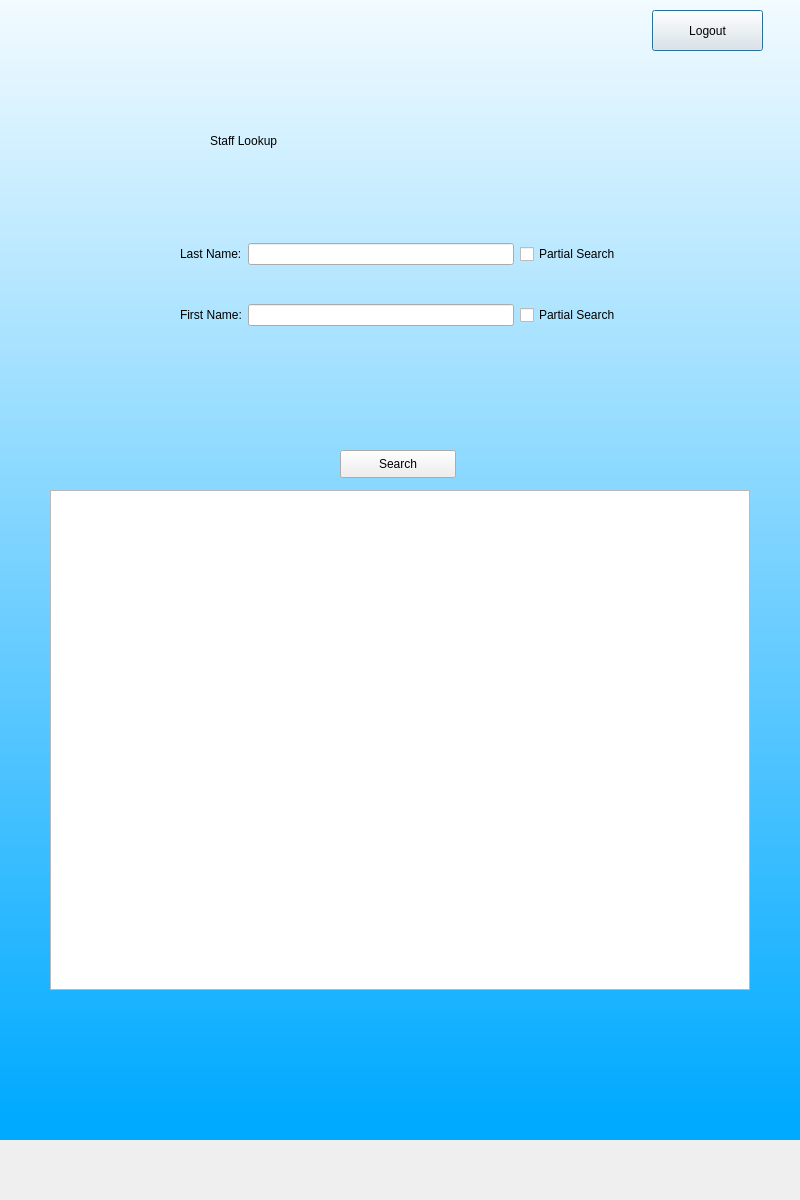
This is stafflookup.ui in AlexHarbaugh1/CS499 as Qt 5 draws it before an edit. The edited form follows.
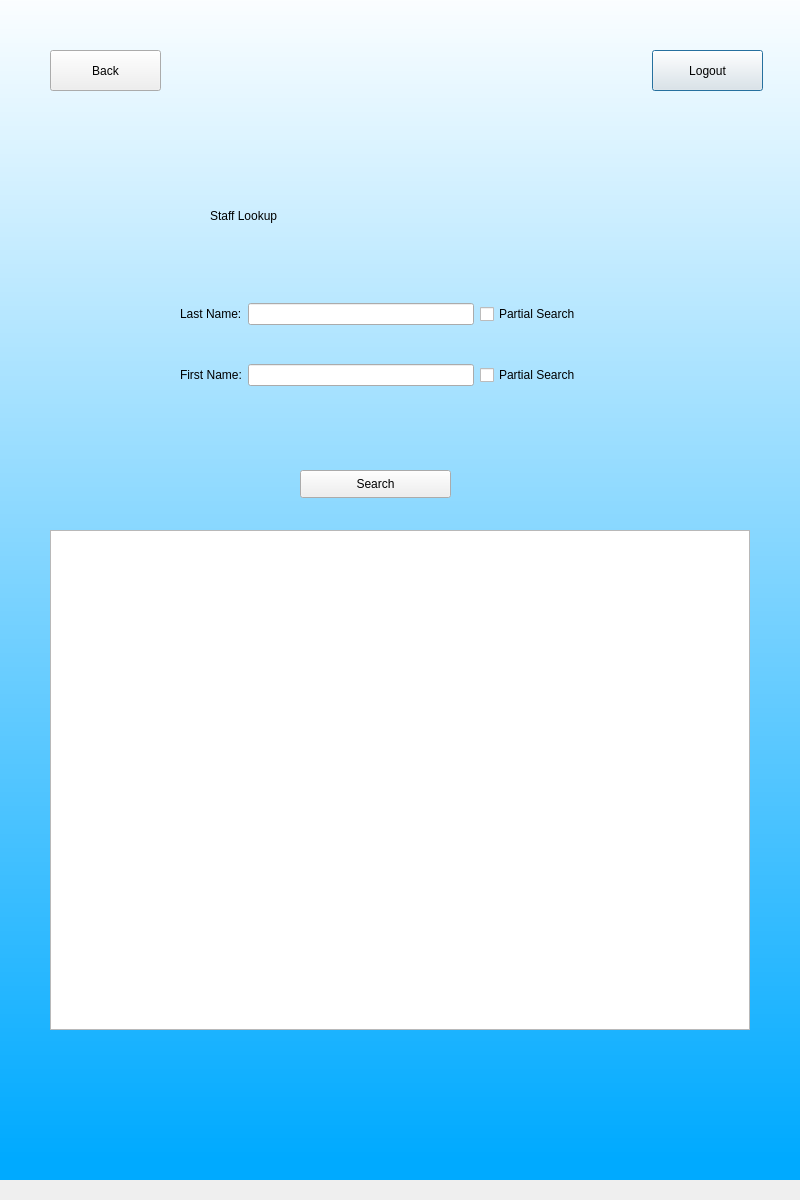
This is the edited form.

Commit message: Application Screen Fixes And Type Checking

The edit to the form file:
```diff
--- a/stafflookup.ui
+++ b/stafflookup.ui
@@ -17,7 +17,7 @@
    <property name="geometry">
     <rect>
      <x>0</x>
-     <y>-60</y>
+     <y>-20</y>
      <width>800</width>
      <height>1200</height>
     </rect>
@@ -30,9 +30,9 @@
     <property name="geometry">
      <rect>
       <x>210</x>
-      <y>170</y>
+      <y>200</y>
       <width>401</width>
-      <height>61</height>
+      <height>71</height>
      </rect>
     </property>
     <property name="styleSheet">
@@ -55,11 +55,37 @@
      <string>Logout</string>
     </property>
    </widget>
+   <widget class="QPushButton" name="backButton">
+    <property name="geometry">
+     <rect>
+      <x>50</x>
+      <y>70</y>
+      <width>111</width>
+      <height>41</height>
+     </rect>
+    </property>
+    <property name="text">
+     <string>Back</string>
+    </property>
+   </widget>
+   <widget class="QPushButton" name="search">
+    <property name="geometry">
+     <rect>
+      <x>300</x>
+      <y>490</y>
+      <width>151</width>
+      <height>28</height>
+     </rect>
+    </property>
+    <property name="text">
+     <string>Search</string>
+    </property>
+   </widget>
    <widget class="QLabel" name="error">
     <property name="geometry">
      <rect>
-      <x>250</x>
-      <y>470</y>
+      <x>230</x>
+      <y>450</y>
       <width>291</width>
       <height>31</height>
      </rect>
@@ -75,8 +101,8 @@
     <property name="geometry">
      <rect>
       <x>180</x>
-      <y>270</y>
-      <width>441</width>
+      <y>290</y>
+      <width>401</width>
       <height>151</height>
      </rect>
     </property>
@@ -123,19 +149,6 @@
      </item>
     </layout>
    </widget>
-   <widget class="QPushButton" name="search">
-    <property name="geometry">
-     <rect>
-      <x>340</x>
-      <y>510</y>
-      <width>116</width>
-      <height>28</height>
-     </rect>
-    </property>
-    <property name="text">
-     <string>Search</string>
-    </property>
-   </widget>
    <widget class="QTableWidget" name="resultsTable">
     <property name="geometry">
      <rect>
```
Left out of the diff: 26 changed lines with no effect on the pictures. The commit also changes 4 other files.
